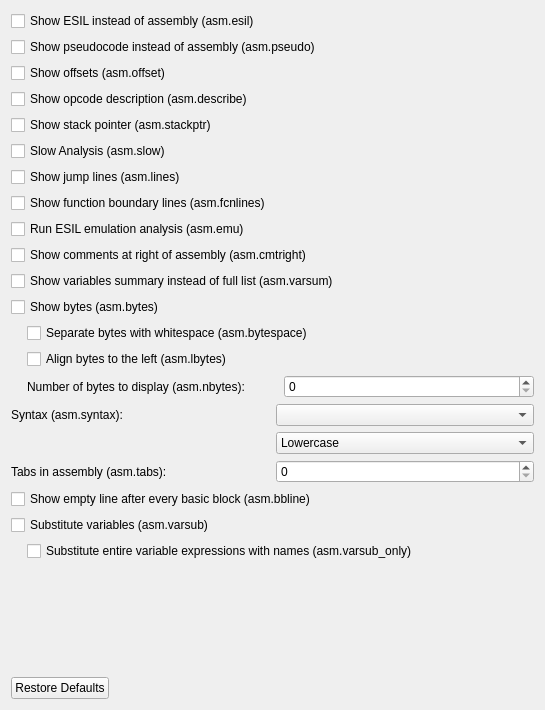
Before: the Qt Designer form src/dialogs/preferences/AsmOptionsWidget.ui in exokortex/cutter, drawn with Qt 5.
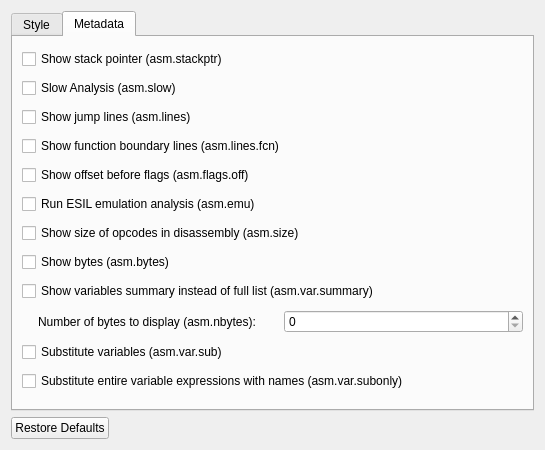
After: the same form once the commit is applied.

The edit to the form file:
```diff
--- a/src/dialogs/preferences/AsmOptionsWidget.ui
+++ b/src/dialogs/preferences/AsmOptionsWidget.ui
@@ -7,7 +7,7 @@
     <x>0</x>
     <y>0</y>
     <width>545</width>
-    <height>710</height>
+    <height>450</height>
    </rect>
   </property>
   <property name="windowTitle">
@@ -15,6 +15,16 @@
   </property>
   <layout class="QVBoxLayout" name="verticalLayout">
    <item>
+    <widget class="QTabWidget" name="asmOptionsTab">
+     <property name="currentIndex">
+      <number>1</number>
+     </property>
+     <widget class="QWidget" name="asmStyleTab">
+      <attribute name="title">
+       <string>Style</string>
+      </attribute>
+      <layout class="QVBoxLayout" name="verticalLayout_4">
+       <item>
     <widget class="QCheckBox" name="esilCheckBox">
      <property name="text">
       <string>Show ESIL instead of assembly (asm.esil)</string>
@@ -42,107 +52,6 @@
      </property>
     </widget>
    </item>
-   <item>
-    <widget class="QCheckBox" name="stackpointerCheckBox">
-     <property name="text">
-      <string>Show stack pointer (asm.stackptr)</string>
-     </property>
-    </widget>
-   </item>
-   <item>
-    <widget class="QCheckBox" name="slowCheckBox">
-     <property name="text">
-      <string>Slow Analysis (asm.slow)</string>
-     </property>
-    </widget>
-   </item>
-   <item>
-    <widget class="QCheckBox" name="linesCheckBox">
-     <property name="text">
-      <string>Show jump lines (asm.lines)</string>
-     </property>
-    </widget>
-   </item>
-   <item>
-    <widget class="QCheckBox" name="fcnlinesCheckBox">
-     <property name="text">
-      <string>Show function boundary lines (asm.fcnlines)</string>
-     </property>
-    </widget>
-   </item>
-   <item>
-    <widget class="QCheckBox" name="emuCheckBox">
-     <property name="text">
-      <string>Run ESIL emulation analysis (asm.emu)</string>
-     </property>
-    </widget>
-   </item>
-   <item>
-    <widget class="QCheckBox" name="cmtrightCheckBox">
-     <property name="text">
-      <string>Show comments at right of assembly (asm.cmtright)</string>
-     </property>
-    </widget>
-   </item>
-   <item>
-    <widget class="QCheckBox" name="varsumCheckBox">
-     <property name="text">
-      <string>Show variables summary instead of full list (asm.varsum)</string>
-     </property>
-    </widget>
-   </item>
-   <item>
-    <widget class="QCheckBox" name="bytesCheckBox">
-     <property name="text">
-      <string>Show bytes (asm.bytes)</string>
-     </property>
-    </widget>
-   </item>
-   <item>
-    <layout class="QVBoxLayout" name="verticalLayout_2">
-     <property name="leftMargin">
-      <number>16</number>
-     </property>
-     <item>
-      <widget class="QCheckBox" name="bytespaceCheckBox">
-       <property name="text">
-        <string>Separate bytes with whitespace (asm.bytespace)</string>
-       </property>
-      </widget>
-     </item>
-     <item>
-      <widget class="QCheckBox" name="lbytesCheckBox">
-       <property name="text">
-        <string>Align bytes to the left (asm.lbytes)</string>
-       </property>
-      </widget>
-     </item>
-    </layout>
-   </item>
-   <item>
-    <layout class="QGridLayout" name="gridLayout_3">
-     <property name="leftMargin">
-      <number>16</number>
-     </property>
-     <item row="0" column="0">
-      <widget class="QLabel" name="nbytesLabel">
-       <property name="enabled">
-        <bool>true</bool>
-       </property>
-       <property name="text">
-        <string>Number of bytes to display (asm.nbytes):</string>
-       </property>
-      </widget>
-     </item>
-     <item row="0" column="1">
-      <widget class="QSpinBox" name="nbytesSpinBox">
-       <property name="enabled">
-        <bool>true</bool>
-       </property>
-      </widget>
-     </item>
-    </layout>
-   </item>
    <item>
     <layout class="QGridLayout" name="gridLayout">
      <item row="0" column="1">
@@ -176,6 +85,27 @@
      </item>
     </layout>
    </item>
+       <item>
+        <layout class="QVBoxLayout" name="verticalLayout_2">
+         <property name="leftMargin">
+          <number>16</number>
+         </property>
+         <item>
+          <widget class="QCheckBox" name="bytespaceCheckBox">
+           <property name="text">
+            <string>Separate bytes with whitespace (asm.bytespace)</string>
+           </property>
+          </widget>
+         </item>
+         <item>
+          <widget class="QCheckBox" name="lbytesCheckBox">
+           <property name="text">
+            <string>Align bytes to the left (asm.lbytes)</string>
+           </property>
+          </widget>
+         </item>
+        </layout>
+       </item>
    <item>
     <layout class="QGridLayout" name="gridLayout_2">
      <item row="0" column="0">
@@ -205,38 +135,130 @@
     </widget>
    </item>
    <item>
+        <widget class="QCheckBox" name="cmtrightCheckBox">
+         <property name="text">
+          <string>Show comments at right of assembly (asm.cmt.right)</string>
+         </property>
+        </widget>
+       </item>
+      </layout>
+     </widget>
+     <widget class="QWidget" name="tab_2">
+      <attribute name="title">
+       <string>Metadata</string>
+      </attribute>
+      <layout class="QVBoxLayout" name="verticalLayout_5">
+       <item>
+        <widget class="QCheckBox" name="stackpointerCheckBox">
+         <property name="text">
+          <string>Show stack pointer (asm.stackptr)</string>
+         </property>
+        </widget>
+       </item>
+       <item>
+        <widget class="QCheckBox" name="slowCheckBox">
+         <property name="text">
+          <string>Slow Analysis (asm.slow)</string>
+         </property>
+        </widget>
+       </item>
+       <item>
+        <widget class="QCheckBox" name="linesCheckBox">
+         <property name="text">
+          <string>Show jump lines (asm.lines)</string>
+         </property>
+        </widget>
+       </item>
+       <item>
+        <widget class="QCheckBox" name="fcnlinesCheckBox">
+         <property name="text">
+          <string>Show function boundary lines (asm.lines.fcn)</string>
+         </property>
+        </widget>
+       </item>
+       <item>
+        <widget class="QCheckBox" name="flgoffCheckBox">
+         <property name="text">
+          <string>Show offset before flags (asm.flags.off)</string>
+         </property>
+        </widget>
+       </item>
+       <item>
+        <widget class="QCheckBox" name="emuCheckBox">
+         <property name="text">
+          <string>Run ESIL emulation analysis (asm.emu)</string>
+         </property>
+        </widget>
+       </item>
+       <item>
+        <widget class="QCheckBox" name="sizeCheckBox">
+         <property name="text">
+          <string>Show size of opcodes in disassembly (asm.size)</string>
+         </property>
+        </widget>
+       </item>
+       <item>
+        <widget class="QCheckBox" name="bytesCheckBox">
+         <property name="text">
+          <string>Show bytes (asm.bytes)</string>
+         </property>
+        </widget>
+       </item>
+       <item>
+        <widget class="QCheckBox" name="varsumCheckBox">
+         <property name="text">
+          <string>Show variables summary instead of full list (asm.var.summary)</string>
+         </property>
+        </widget>
+       </item>
+       <item>
+        <layout class="QGridLayout" name="gridLayout_3">
+         <property name="leftMargin">
+          <number>16</number>
+         </property>
+         <item row="0" column="0">
+          <widget class="QLabel" name="nbytesLabel">
+           <property name="enabled">
+            <bool>true</bool>
+           </property>
+           <property name="text">
+            <string>Number of bytes to display (asm.nbytes):</string>
+           </property>
+          </widget>
+         </item>
+         <item row="0" column="1">
+          <widget class="QSpinBox" name="nbytesSpinBox">
+           <property name="enabled">
+            <bool>true</bool>
+           </property>
+          </widget>
+         </item>
+        </layout>
+       </item>
+       <item>
     <widget class="QCheckBox" name="varsubCheckBox">
      <property name="text">
-      <string>Substitute variables (asm.varsub)</string>
+          <string>Substitute variables (asm.var.sub)</string>
      </property>
     </widget>
    </item>
-   <item>
-    <layout class="QVBoxLayout" name="verticalLayout_3">
-     <property name="leftMargin">
-      <number>16</number>
-     </property>
      <item>
       <widget class="QCheckBox" name="varsubOnlyCheckBox">
        <property name="text">
-        <string>Substitute entire variable expressions with names (asm.varsub_only)</string>
+          <string>Substitute entire variable expressions with names (asm.var.subonly)</string>
        </property>
       </widget>
      </item>
     </layout>
+     </widget>
+    </widget>
    </item>
    <item>
-    <spacer name="verticalSpacer">
-     <property name="orientation">
-      <enum>Qt::Vertical</enum>
+    <layout class="QVBoxLayout" name="verticalLayout_3">
+     <property name="leftMargin">
+      <number>16</number>
      </property>
-     <property name="sizeHint" stdset="0">
-      <size>
-       <width>20</width>
-       <height>40</height>
-      </size>
-     </property>
-    </spacer>
+    </layout>
    </item>
    <item>
     <widget class="QDialogButtonBox" name="buttonBox">
```
Lines whose indentation alone changed are shown as unchanged.
